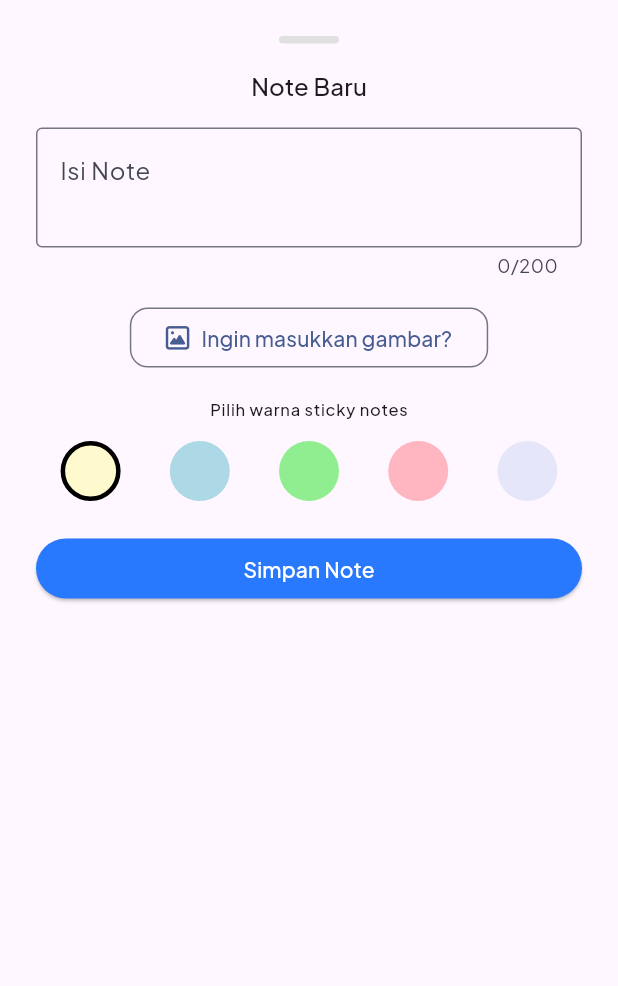
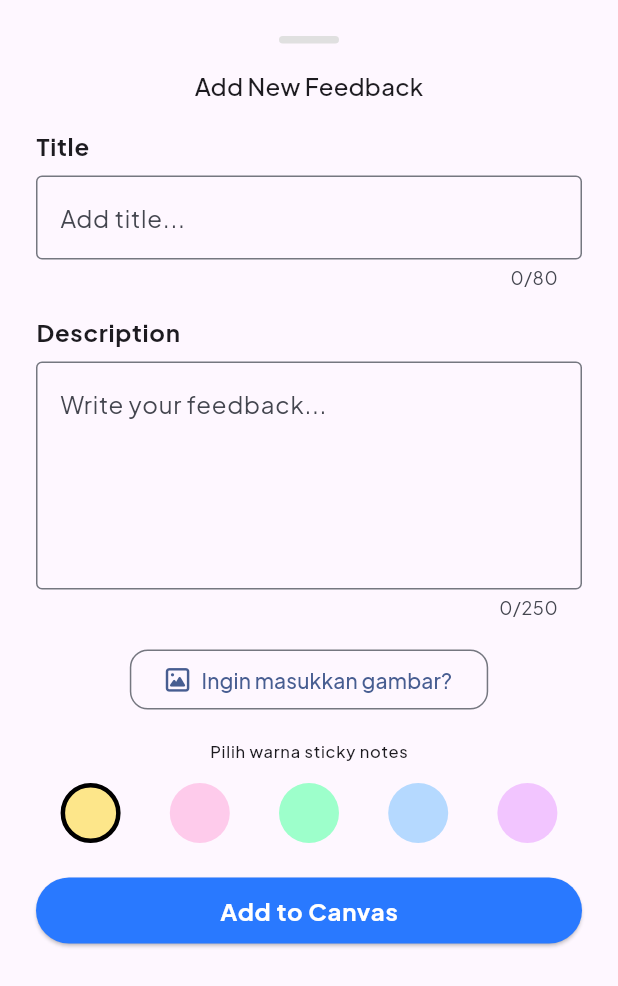
Before and after one commit to NotDaniArya/community_feedback, a Flutter app: the AddNote widget shown alone on an empty page, opened directly, on a phone screen of 412 x 824 dp. Shown: the top 986 px of the screen. Run offline on Flutter 3.47's test engine with Material 3 defaults, Android fonts, the phone set to English and light mode, and no system bars; our stand-ins replace cached_network_image, dartz, drift, equatable, flutter_animate, flutter_bloc and 7 more; accounts and stored records are empty; generated files the repository leaves out were written again.

Commit message:
refactor: mengubah tampilan sticky notes, menambahkan title di notes, mengubah warna pastel

```diff
--- a/lib/features/notes/data/datasources/app_database.dart
+++ b/lib/features/notes/data/datasources/app_database.dart
@@ -9,6 +9,8 @@ part 'app_database.g.dart';
 
 class Notes extends Table {
   IntColumn get id => integer().autoIncrement()();
+
+  TextColumn get title => text()();
 
   TextColumn get content => text()();
 
--- a/lib/features/notes/data/repositories/note_repository_impl.dart
+++ b/lib/features/notes/data/repositories/note_repository_impl.dart
@@ -76,6 +76,7 @@ class NoteRepositoryImpl implements NoteRepository {
   NoteEntity _mapDataToEntity(Note data) {
     return NoteEntity(
       id: data.id,
+      title: data.title,
       content: data.content,
       username: data.username,
       userProfileImage: data.userProfileImage,
@@ -87,6 +88,7 @@ class NoteRepositoryImpl implements NoteRepository {
 
   NotesCompanion _mapEntityToCompanion(NoteEntity entity) {
     return NotesCompanion(
+      title: Value(entity.title),
       content: Value(entity.content),
       username: Value(entity.username),
       userProfileImage: Value(entity.userProfileImage),
--- a/lib/features/notes/domain/entities/note_entity.dart
+++ b/lib/features/notes/domain/entities/note_entity.dart
@@ -3,6 +3,7 @@ import 'package:flutter/animation.dart';
 
 class NoteEntity extends Equatable {
   final int id;
+  final String title;
   final String content;
   final String username;
   final String userProfileImage;
@@ -12,6 +13,7 @@ class NoteEntity extends Equatable {
 
   const NoteEntity({
     required this.id,
+    required this.title,
     required this.content,
     required this.username,
     required this.userProfileImage,
@@ -24,6 +26,7 @@ class NoteEntity extends Equatable {
   // TODO: implement props
   List<Object?> get props => [
     id,
+    title,
     content,
     username,
     userProfileImage,
--- a/lib/features/notes/presentation/screens/widgets/add_note.dart
+++ b/lib/features/notes/presentation/screens/widgets/add_note.dart
@@ -4,6 +4,7 @@ import 'package:community_feedback/features/notes/presentation/screens/widgets/n
 import 'package:community_feedback/utils/constant/colors.dart';
 import 'package:flutter/material.dart';
 import 'package:flutter_bloc/flutter_bloc.dart';
+import 'package:toastification/toastification.dart';
 
 import '../../../../../utils/constant/sizes.dart';
 import '../../../../../utils/shared_widgets/button.dart';
@@ -19,6 +20,7 @@ class AddNote extends StatefulWidget {
 class _AddNoteState extends State<AddNote> {
   final _formKey = GlobalKey<FormState>();
   final _noteContentController = TextEditingController();
+  final _noteTitleController = TextEditingController();
   late Color _selectedColor;
   File? _selectedImage;
 
@@ -31,22 +33,48 @@ class _AddNoteState extends State<AddNote> {
   @override
   void dispose() {
     _noteContentController.dispose();
+    _noteTitleController.dispose();
     super.dispose();
   }
 
-  void _submitNote() {
+  void _submitNote() async {
     final isValid = _formKey.currentState!.validate();
 
     if (!isValid) {
       return;
     }
 
-    context.read<NotesCubit>().addNote(
-      noteContent: _noteContentController.text.trim(),
-      color: _selectedColor,
-    );
+    try {
+      await context.read<NotesCubit>().addNote(
+        noteTitle: _noteTitleController.text.trim(),
+        noteContent: _noteContentController.text.trim(),
+        color: _selectedColor,
+      );
 
-    Navigator.pop(context);
+      if (!mounted) return;
+      Navigator.pop(context);
+
+      toastification.show(
+        context: context,
+        type: ToastificationType.success,
+        style: ToastificationStyle.flatColored,
+        title: const Text('Sukses'),
+        alignment: Alignment.bottomRight,
+        autoCloseDuration: const Duration(seconds: 5),
+        icon: const Icon(Icons.check),
+      );
+    } catch (e) {
+      if (!mounted) return;
+      toastification.show(
+        context: context,
+        type: ToastificationType.error,
+        style: ToastificationStyle.flatColored,
+        title: Text(e.toString().replaceFirst('Exception: ', '')),
+        alignment: Alignment.bottomRight,
+        autoCloseDuration: const Duration(seconds: 5),
+        icon: const Icon(Icons.check),
+      );
+    }
   }
 
   @override
@@ -73,22 +101,61 @@ class _AddNoteState extends State<AddNote> {
                 ),
               ),
               const SizedBox(height: 16),
-              Text('Note Baru', style: textTheme.titleMedium),
+              Text('Add New Feedback', style: textTheme.titleMedium),
               const SizedBox(height: TSizes.spaceBtwItems),
+              SizedBox(
+                width: double.infinity,
+                child: Text(
+                  'Title',
+                  style: textTheme.bodyLarge!.copyWith(
+                    fontWeight: FontWeight.bold,
+                  ),
+                ),
+              ),
+              const SizedBox(height: TSizes.smallSpace),
               TextFormField(
-                controller: _noteContentController,
+                controller: _noteTitleController,
                 decoration: const InputDecoration(
-                  labelText: 'Isi Note',
+                  hintText: 'Add title...',
                   alignLabelWithHint: true,
                   border: OutlineInputBorder(),
                   fillColor: Colors.white,
                 ),
-                minLines: 2,
-                maxLines: 5,
-                maxLength: 200,
+                minLines: 1,
+                maxLines: 2,
+                maxLength: 80,
                 validator: (value) {
                   if (value == null || value.trim().isEmpty) {
-                    return 'Note tidak boleh kosong.';
+                    return 'Note title cannot be empty!';
+                  }
+                  return null;
+                },
+              ),
+              const SizedBox(height: TSizes.spaceBtwItems),
+              SizedBox(
+                width: double.infinity,
+                child: Text(
+                  'Description',
+                  style: textTheme.bodyLarge!.copyWith(
+                    fontWeight: FontWeight.bold,
+                  ),
+                ),
+              ),
+              const SizedBox(height: TSizes.smallSpace),
+              TextFormField(
+                controller: _noteContentController,
+                decoration: const InputDecoration(
+                  hintText: 'Write your feedback...',
+                  alignLabelWithHint: true,
+                  border: OutlineInputBorder(),
+                  fillColor: Colors.white,
+                ),
+                minLines: 5,
+                maxLines: 5,
+                maxLength: 250,
+                validator: (value) {
+                  if (value == null || value.trim().isEmpty) {
+                    return 'Note description cannot be empty';
                   }
                   return null;
                 },
@@ -138,9 +205,12 @@ class _AddNoteState extends State<AddNote> {
                 width: double.infinity,
                 child: MyButton(
                   onPressed: _submitNote,
-                  text: const Text(
-                    'Simpan Note',
-                    style: TextStyle(color: Colors.white),
+                  text:  Text(
+                    'Add to Canvas',
+                    style: textTheme.bodyLarge !.copyWith(
+                      color: Colors.white,
+                      fontWeight: FontWeight.bold,
+                    ),
                   ),
                 ),
               ),
--- a/lib/utils/constant/colors.dart
+++ b/lib/utils/constant/colors.dart
@@ -8,10 +8,10 @@ class TColors {
   static const greyStroke = Color(0xFFB2B2B2);
 
   static const List<Color> pastelColors = [
-    Color(0xFFFFFACD), // LemonChiffon
-    Color(0xFFADD8E6), // LightBlue
-    Color(0xFF90EE90), // LightGreen
-    Color(0xFFFFB6C1), // LightPink
-    Color(0xFFE6E6FA), // Lavender
+    Color(0xFFFDE68A),
+    Color(0xFFFECBEB),
+    Color(0xFF9DFFCB),
+    Color(0xFFB5D9FF),
+    Color(0xFFF2C5FF),
   ];
 }
--- a/pubspec.yaml
+++ b/pubspec.yaml
@@ -19,12 +19,13 @@ dependencies:
   google_fonts: ^6.3.2
   image_cropper: ^11.0.0
   image_picker: ^1.2.0
+  intl: ^0.20.2
+  loading_animation_widget: ^1.3.0
   lottie: ^3.3.2
   path: ^1.9.1
   path_provider: ^2.1.5
   sqlite3_flutter_libs: ^0.5.40
   toastification: ^3.0.3
-  loading_animation_widget: ^1.3.0
 
 dev_dependencies:
   build_runner: ^2.9.0
```
Also changed, not shown: lib/features/notes/presentation/cubit/notes_cubit.dart (+8 -4 lines), lib/features/notes/presentation/screens/notes_screen.dart (+50 -0 lines), lib/features/notes/presentation/screens/widgets/reaction_chip.dart (+7 -5 lines), lib/features/notes/presentation/screens/widgets/sticky_note.dart (+28 -47 lines), lib/features/notes/data/datasources/app_database.g.dart, pubspec.lock.
